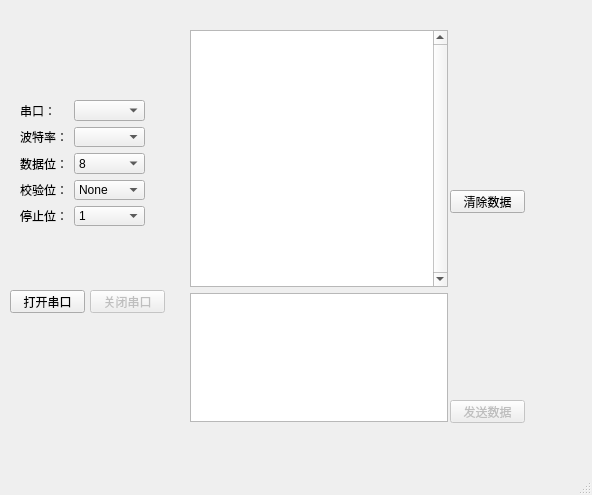
This is mySerialUI.ui in EILGaven/serialDebugTool as Qt 5 draws it before an edit. The edited form follows.
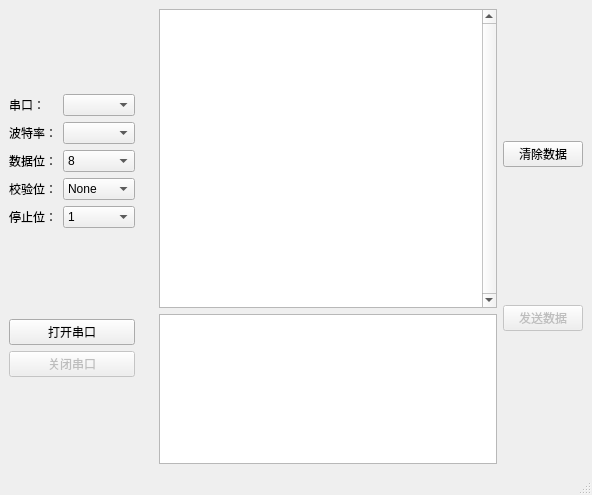
This is the edited form.

Commit message: 修改了UI布局，自适应窗体大小

Patch:
```diff
--- a/mySerialUI.ui
+++ b/mySerialUI.ui
@@ -17,94 +17,10 @@
    <string>MainWindow</string>
   </property>
   <widget class="QWidget" name="centralwidget">
-   <widget class="QPushButton" name="openPort">
-    <property name="geometry">
-     <rect>
-      <x>10</x>
-      <y>290</y>
-      <width>75</width>
-      <height>23</height>
-     </rect>
-    </property>
-    <property name="text">
-     <string>打开串口</string>
-    </property>
-   </widget>
-   <widget class="QPushButton" name="sendData">
-    <property name="enabled">
-     <bool>false</bool>
-    </property>
-    <property name="geometry">
-     <rect>
-      <x>450</x>
-      <y>400</y>
-      <width>75</width>
-      <height>23</height>
-     </rect>
-    </property>
-    <property name="text">
-     <string>发送数据</string>
-    </property>
-   </widget>
-   <widget class="QLabel" name="portStatus">
-    <property name="geometry">
-     <rect>
-      <x>10</x>
-      <y>360</y>
-      <width>181</width>
-      <height>31</height>
-     </rect>
-    </property>
-    <property name="font">
-     <font>
-      <pointsize>15</pointsize>
-     </font>
-    </property>
-    <property name="text">
-     <string/>
-    </property>
-   </widget>
-   <widget class="QPushButton" name="closePort">
-    <property name="enabled">
-     <bool>false</bool>
-    </property>
-    <property name="geometry">
-     <rect>
-      <x>90</x>
-      <y>290</y>
-      <width>75</width>
-      <height>23</height>
-     </rect>
-    </property>
-    <property name="text">
-     <string>关闭串口</string>
-    </property>
-   </widget>
-   <widget class="QPushButton" name="clearData">
-    <property name="enabled">
-     <bool>true</bool>
-    </property>
-    <property name="geometry">
-     <rect>
-      <x>450</x>
-      <y>190</y>
-      <width>75</width>
-      <height>23</height>
-     </rect>
-    </property>
-    <property name="text">
-     <string>清除数据</string>
-    </property>
-   </widget>
-   <widget class="QWidget" name="">
-    <property name="geometry">
-     <rect>
-      <x>20</x>
-      <y>100</y>
-      <width>125</width>
-      <height>126</height>
-     </rect>
-    </property>
+   <layout class="QHBoxLayout" name="horizontalLayout">
+    <item>
+     <layout class="QVBoxLayout" name="verticalLayout_2">
+      <item>
     <layout class="QGridLayout" name="gridLayout">
      <item row="0" column="0">
       <widget class="QLabel" name="label">
@@ -224,18 +140,45 @@
       </widget>
      </item>
     </layout>
-   </widget>
-   <widget class="QWidget" name="">
-    <property name="geometry">
-     <rect>
-      <x>190</x>
-      <y>30</y>
-      <width>258</width>
-      <height>392</height>
-     </rect>
-    </property>
+      </item>
+      <item>
     <layout class="QVBoxLayout" name="verticalLayout">
      <item>
+         <widget class="QPushButton" name="openPort">
+          <property name="text">
+           <string>打开串口</string>
+          </property>
+         </widget>
+        </item>
+        <item>
+         <widget class="QPushButton" name="closePort">
+          <property name="enabled">
+           <bool>false</bool>
+          </property>
+          <property name="text">
+           <string>关闭串口</string>
+          </property>
+         </widget>
+        </item>
+       </layout>
+      </item>
+     </layout>
+    </item>
+    <item>
+     <widget class="QLabel" name="portStatus">
+      <property name="font">
+       <font>
+        <pointsize>15</pointsize>
+       </font>
+      </property>
+      <property name="text">
+       <string/>
+      </property>
+     </widget>
+    </item>
+    <item>
+     <layout class="QVBoxLayout" name="verticalLayout_3">
+      <item>
       <widget class="QTextEdit" name="receiveData">
        <property name="enabled">
         <bool>true</bool>
@@ -284,7 +227,32 @@
       </widget>
      </item>
     </layout>
-   </widget>
+    </item>
+    <item>
+     <layout class="QVBoxLayout" name="verticalLayout_4">
+      <item>
+       <widget class="QPushButton" name="clearData">
+        <property name="enabled">
+         <bool>true</bool>
+        </property>
+        <property name="text">
+         <string>清除数据</string>
+        </property>
+       </widget>
+      </item>
+      <item>
+       <widget class="QPushButton" name="sendData">
+        <property name="enabled">
+         <bool>false</bool>
+        </property>
+        <property name="text">
+         <string>发送数据</string>
+        </property>
+       </widget>
+      </item>
+     </layout>
+    </item>
+   </layout>
   </widget>
   <widget class="QMenuBar" name="menubar">
    <property name="geometry">
```
Left out of the diff: 2 changed lines with no effect on the pictures. Lines whose indentation alone changed are shown as unchanged. The commit also changes 5 other files.
